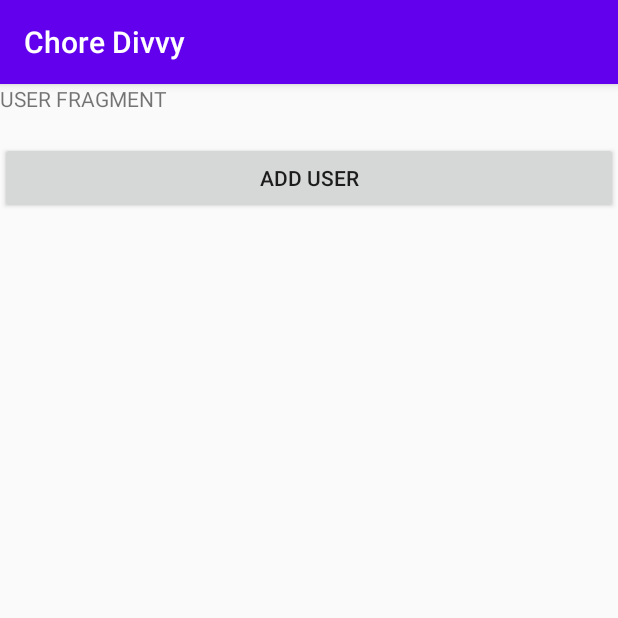
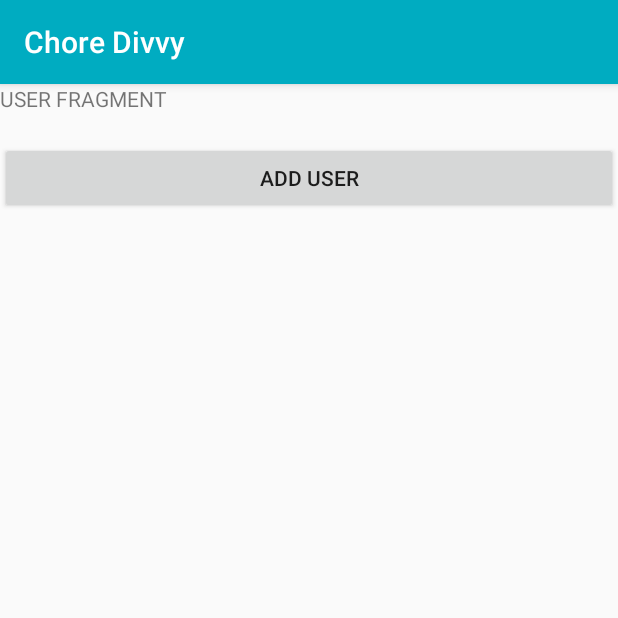
Before and after one commit to Doug2D2/chore-divvy-android, an Android app: the screen it shows after launch (MainActivity), on a phone screen of 412 x 824 dp, the top half of it. Run offline under Robolectric (Android 15) with nearby library versions, the phone set to English and light mode, and no system bars; our stand-ins replace Room's generated code, Timber, data binding; 1 statement that could not run was skipped.

Commit message:
Updated colors based on our theme

```diff
--- a/app/src/main/res/values/colors.xml
+++ b/app/src/main/res/values/colors.xml
@@ -1,6 +1,11 @@
 <?xml version="1.0" encoding="utf-8"?>
 <resources>
-    <color name="colorPrimary">#6200EE</color>
-    <color name="colorPrimaryDark">#3700B3</color>
-    <color name="colorAccent">#03DAC5</color>
+    <color name="colorPrimary">#00acc1</color>
+    <color name="colorPrimaryLight">#5ddef4</color>
+    <color name="colorPrimaryDark">#007c91</color>
+    <color name="colorAccent">#3f51b5</color>
+    <color name="colorAccentLight">#757de8</color>
+    <color name="colorAccentDark">#002984</color>
+    <color name="colorPrimaryText">#000000</color>
+    <color name="colorAccentText">#ffffff</color>
 </resources>
```
